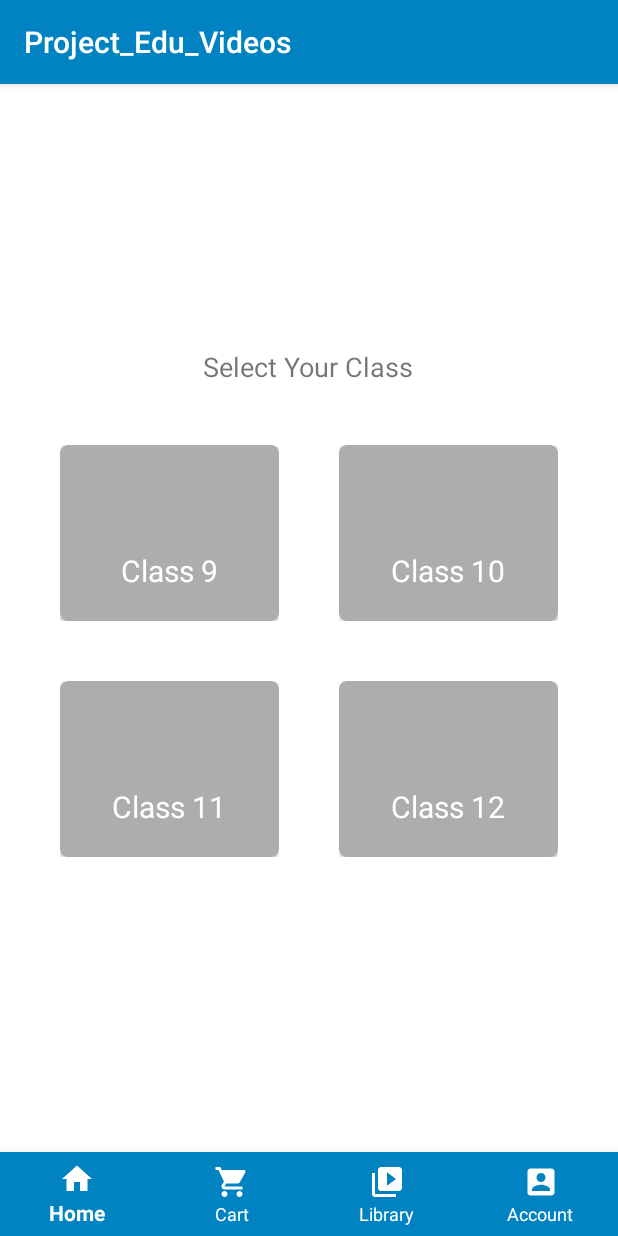
After one commit to itsurravi/Project_Edu_Videos, an Android app: the fragment ClassFragment placed in its activity, on a phone screen of 412 x 824 dp. The commit adds this screen. Run offline under Robolectric (Android 15) with nearby library versions, the phone set to English and light mode, and no system bars.

```diff
--- a/app/build.gradle
+++ b/app/build.gradle
@@ -28,4 +28,5 @@ dependencies {
     androidTestImplementation 'androidx.test.ext:junit:1.1.1'
     androidTestImplementation 'androidx.test.espresso:espresso-core:3.2.0'
     implementation 'com.google.android.material:material:1.0.0'
+    implementation 'androidx.cardview:cardview:1.0.0'
 }
--- a/app/src/main/AndroidManifest.xml
+++ b/app/src/main/AndroidManifest.xml
@@ -9,7 +9,9 @@
         android:roundIcon="@mipmap/ic_launcher_round"
         android:supportsRtl="true"
         android:theme="@style/AppTheme">
-        <activity android:name=".MainActivity"
+        <activity android:name=".Activity.SubjectListActivity"></activity>
+        <activity
+            android:name=".Activity.MainActivity"
             android:screenOrientation="portrait">
             <intent-filter>
                 <action android:name="android.intent.action.MAIN" />
--- a/app/src/main/java/com/codrox/myapp/MainActivity.java
+++ b/app/src/main/java/com/codrox/myapp/Activity/MainActivity.java
@@ -1,4 +1,4 @@
-package com.codrox.myapp;
+package com.codrox.myapp.Activity;
 
 import androidx.annotation.NonNull;
 import androidx.appcompat.app.AppCompatActivity;
@@ -9,11 +9,13 @@ import androidx.fragment.app.FragmentTransaction;
 import android.os.Bundle;
 import android.view.MenuItem;
 
+import com.codrox.myapp.R;
 import com.codrox.myapp.fragments.AccountFragment;
 import com.codrox.myapp.fragments.CartFragment;
 import com.codrox.myapp.fragments.HomeFragment;
 import com.codrox.myapp.fragments.LibraryFragment;
 import com.google.android.material.bottomnavigation.BottomNavigationView;
+
 
 import static androidx.fragment.app.FragmentManager.POP_BACK_STACK_INCLUSIVE;
 
--- /dev/null
+++ b/app/src/main/java/com/codrox/myapp/Adapter/ClassFragGridAdapter.java
@@ -0,0 +1,49 @@
+package com.codrox.myapp.Adapter;
+
+import android.content.Context;
+import android.view.LayoutInflater;
+import android.view.View;
+import android.view.ViewGroup;
+import android.widget.BaseAdapter;
+import android.widget.TextView;
+
+import com.codrox.myapp.R;
+
+public class ClassFragGridAdapter extends BaseAdapter {
+
+    private String[] className = {"Class 9", "Class 10", "Class 11", "Class 12"};
+
+    public Context c;
+
+    public ClassFragGridAdapter(Context c) {
+        this.c = c;
+    }
+
+    @Override
+    public int getCount() {
+        return className.length;
+    }
+
+    @Override
+    public Object getItem(int position) {
+        return className[position];
+    }
+
+    @Override
+    public long getItemId(int position) {
+        return 0;
+    }
+
+    @Override
+    public View getView(int position, View convertView, ViewGroup parent) {
+        LayoutInflater li = LayoutInflater.from(c);
+
+        convertView = li.inflate(R.layout.adapter_class_frag_grid, null);
+
+        TextView tv = convertView.findViewById(R.id.txt_class);
+
+        tv.setText(className[position]);
+
+        return convertView;
+    }
+}
--- /dev/null
+++ b/app/src/main/java/com/codrox/myapp/fragments/ClassFragment.java
@@ -0,0 +1,57 @@
+package com.codrox.myapp.fragments;
+
+
+import android.content.Intent;
+import android.os.Bundle;
+
+import androidx.fragment.app.Fragment;
+
+import android.os.Handler;
+import android.view.LayoutInflater;
+import android.view.View;
+import android.view.ViewGroup;
+import android.widget.AdapterView;
+import android.widget.GridView;
+import android.widget.Toast;
+
+import com.codrox.myapp.Activity.SubjectListActivity;
+import com.codrox.myapp.Adapter.ClassFragGridAdapter;
+import com.codrox.myapp.R;
+
+/**
+ * A simple {@link Fragment} subclass.
+ */
+public class ClassFragment extends Fragment {
+
+
+    public ClassFragment() {
+        // Required empty public constructor
+    }
+
+    private GridView gv;
+
+    @Override
+    public View onCreateView(LayoutInflater inflater, ViewGroup container,
+                             Bundle savedInstanceState) {
+        // Inflate the layout for this fragment
+        View v = inflater.inflate(R.layout.fragment_class, container, false);
+        gv = v.findViewById(R.id.gview);
+
+        ClassFragGridAdapter ad = new ClassFragGridAdapter(getContext());
+
+        gv.setAdapter(ad);
+
+        gv.setOnItemClickListener(new AdapterView.OnItemClickListener() {
+            @Override
+            public void onItemClick(AdapterView<?> parent, View view, int position, long id) {
+//                Toast.makeText(getContext(), ""+parent.getItemAtPosition(position), Toast.LENGTH_SHORT).show();
+
+                Intent i = new Intent(getContext(), SubjectListActivity.class);
+                i.putExtra("className", String.valueOf(parent.getItemAtPosition(position)));
+                getActivity().startActivity(i);
+            }
+        });
+        return v;
+    }
+
+}
--- a/app/src/main/res/layout/activity_main.xml
+++ b/app/src/main/res/layout/activity_main.xml
@@ -4,7 +4,7 @@
     xmlns:tools="http://schemas.android.com/tools"
     android:layout_width="match_parent"
     android:layout_height="match_parent"
-    tools:context=".MainActivity">
+    tools:context=".Activity.MainActivity">
 
     <FrameLayout
         android:id="@+id/fragment_container"
--- /dev/null
+++ b/app/src/main/res/layout/adapter_class_frag_grid.xml
@@ -0,0 +1,34 @@
+<?xml version="1.0" encoding="utf-8"?>
+<LinearLayout xmlns:android="http://schemas.android.com/apk/res/android"
+    xmlns:app="http://schemas.android.com/apk/res-auto"
+    android:layout_width="match_parent"
+    android:layout_height="wrap_content"
+    android:padding="@dimen/layout_padding"
+    android:orientation="vertical">
+
+    <androidx.cardview.widget.CardView
+        android:layout_width="match_parent"
+        android:layout_height="wrap_content"
+        android:orientation="vertical"
+        app:cardBackgroundColor="#ADADAD"
+        app:cardCornerRadius="5dp">
+
+        <LinearLayout
+            android:gravity="center"
+            android:layout_width="match_parent"
+            android:layout_height="wrap_content"
+            android:layout_margin="@dimen/layout_margin"
+            android:orientation="vertical">
+
+            <TextView
+                android:id="@+id/txt_class"
+                android:textColor="#fff"
+                android:layout_width="wrap_content"
+                android:layout_height="wrap_content"
+                android:layout_marginTop="50dp"
+                android:text="Class 9"
+                android:textSize="20dp" />
+        </LinearLayout>
+
+    </androidx.cardview.widget.CardView>
+</LinearLayout>
--- /dev/null
+++ b/app/src/main/res/layout/fragment_class.xml
@@ -0,0 +1,31 @@
+<?xml version="1.0" encoding="utf-8"?>
+<FrameLayout xmlns:android="http://schemas.android.com/apk/res/android"
+    xmlns:tools="http://schemas.android.com/tools"
+    android:layout_width="match_parent"
+    android:layout_height="match_parent"
+    android:background="@color/fragment_background"
+    tools:context=".fragments.ClassFragment">
+
+    <LinearLayout
+        android:layout_width="match_parent"
+        android:layout_height="match_parent"
+        android:gravity="center"
+        android:orientation="vertical"
+        android:padding="@dimen/layout_padding">
+
+        <TextView
+            android:layout_width="wrap_content"
+            android:layout_height="wrap_content"
+            android:text="Select Your Class"
+            android:textSize="18dp"
+            android:layout_marginBottom="@dimen/layout_margin"/>
+
+        <GridView
+            android:id="@+id/gview"
+            android:layout_width="wrap_content"
+            android:layout_height="wrap_content"
+            android:numColumns="2" />
+
+    </LinearLayout>
+
+</FrameLayout>
--- a/app/src/main/res/values/strings.xml
+++ b/app/src/main/res/values/strings.xml
@@ -41,5 +41,8 @@
         <item>Ajmer</item>
     </array>
 
+    <!-- TODO: Remove or change this placeholder text -->
+    <string name="hello_blank_fragment">Hello blank fragment</string>
+
 
 </resources>
```
Also changed, not shown: app/src/main/java/com/codrox/myapp/Activity/SubjectListActivity.java (added, +28 -0 lines), app/src/main/java/com/codrox/myapp/fragments/HomeFragment.java (+25 -8 lines), app/src/main/res/layout/activity_subject_list.xml (added, +15 -0 lines).
